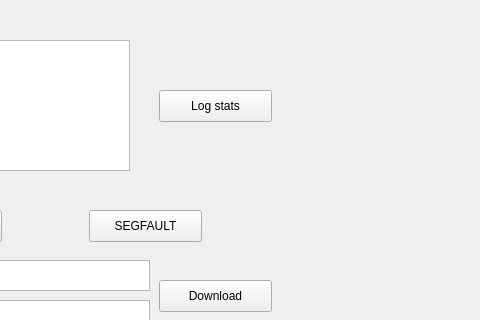
Before: the Qt Designer form demoapp/CrashingWidget.ui in qedsoftware/crashup, drawn with Qt 5; both pictures show x 131 to 611 and y 0 to 320 of the 800 by 600 pixel window.
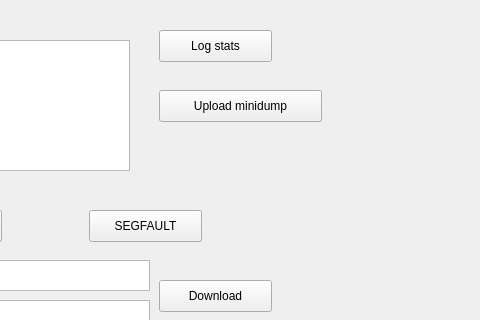
After: the same form once the commit is applied.

Diff of the .ui file:
```diff
--- a/demoapp/CrashingWidget.ui
+++ b/demoapp/CrashingWidget.ui
@@ -28,7 +28,7 @@
     <property name="geometry">
      <rect>
       <x>290</x>
-      <y>90</y>
+      <y>30</y>
       <width>113</width>
       <height>32</height>
      </rect>
@@ -37,6 +37,19 @@
      <string>Log stats</string>
     </property>
    </widget>
+   <widget class="QPushButton" name="uploadButton">
+    <property name="geometry">
+      <rect>
+        <x>290</x>
+        <y>90</y>
+        <width>163</width>
+        <height>32</height>
+      </rect>
+    </property>
+    <property name="text">
+      <string>Upload minidump</string>
+    </property>
+   </widget>
    <widget class="QPushButton" name="exceptionButton">
     <property name="geometry">
      <rect>
```
